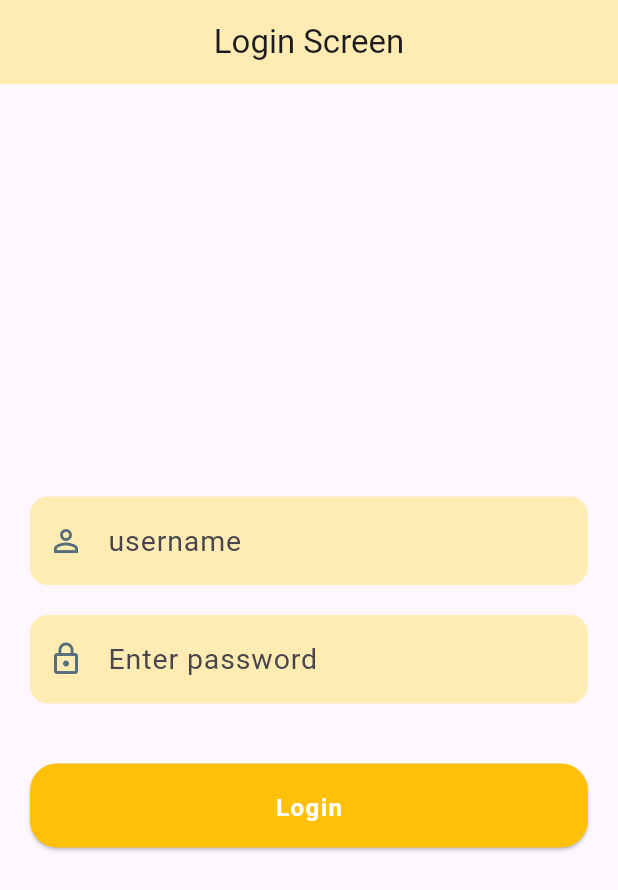
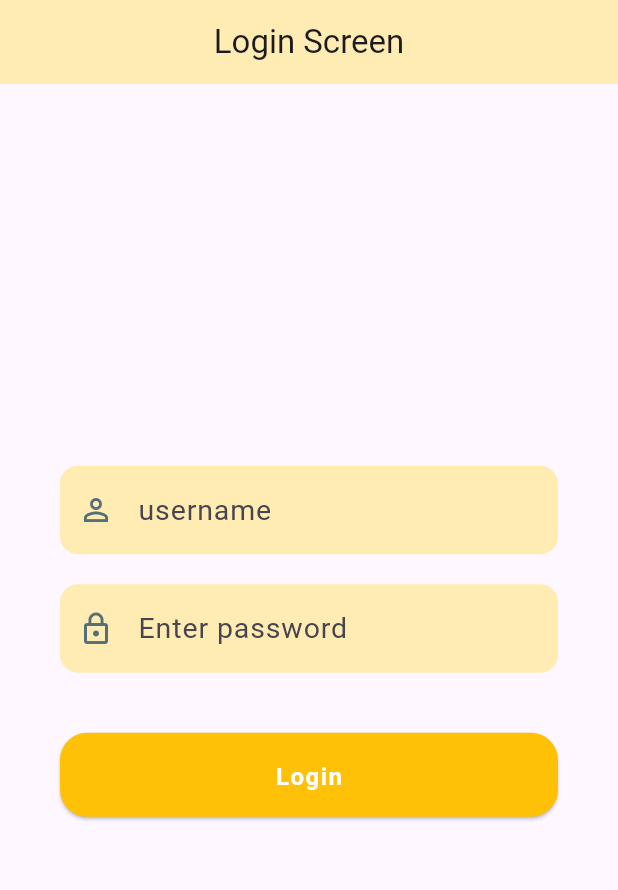
Before and after one commit to amaljoseph759/beegains, a Flutter app: the screen it shows after launch, on a phone screen of 412 x 824 dp. Shown: the top 890 px of the screen. Run offline on Flutter 3.47's test engine with Material 2 defaults, Android fonts, the phone set to English and light mode, and no system bars; our stand-ins replace get, get_storage.

Commit message:
implement one time login feature

```diff
--- a/beegains/lib/Controllers/enquiryController.dart
+++ b/beegains/lib/Controllers/enquiryController.dart
@@ -18,7 +18,7 @@ class EnquiryController extends GetxController {
     try {
       print("??????????????");
       Map<String, String> headers = {
-        'Authorization': 'Bearer 1232|dS1axISdWhS0ZkIX6td8gd8pC4LUE8zvEjGgfa0i',
+        'Authorization': 'Bearer $token',
       };
       final response = await http.get(
         Uri.parse(
@@ -41,6 +41,8 @@ class EnquiryController extends GetxController {
 
       Get.snackbar('${e.toString()}server error', 'error');
       print(e.toString());
+    } finally {
+      isLoading.value = false;
     }
   }
 
--- a/beegains/lib/Screens/loginpage.dart
+++ b/beegains/lib/Screens/loginpage.dart
@@ -21,11 +21,13 @@ class LoginScreen extends StatelessWidget {
         body: Obx(
           () => logincontroller.isLoading.isTrue
               ? Center(child: CircularProgressIndicator())
-              : Form(
+              : Center(
+                  child: Form(
                     key: _formKey,
                     child: Padding(
                       padding: const EdgeInsets.symmetric(
-                        vertical: 40, horizontal: 20),
+                          vertical: 40, horizontal: 40),
+                      child: SingleChildScrollView(
                         child: Column(
                           mainAxisAlignment: MainAxisAlignment.center,
                           children: [
@@ -63,8 +65,8 @@ class LoginScreen extends StatelessWidget {
                                         letterSpacing: 0.6,
                                         fontWeight: FontWeight.w400),
                                     counterText: '',
-                                contentPadding:
-                                    const EdgeInsets.fromLTRB(12, 15, 12, 15),
+                                    contentPadding: const EdgeInsets.fromLTRB(
+                                        12, 15, 12, 15),
                                   )),
                             ),
                             SizedBox(
@@ -104,8 +106,8 @@ class LoginScreen extends StatelessWidget {
                                         letterSpacing: 0.6,
                                         fontWeight: FontWeight.w400),
                                     counterText: '',
-                                contentPadding:
-                                    const EdgeInsets.fromLTRB(12, 15, 12, 15),
+                                    contentPadding: const EdgeInsets.fromLTRB(
+                                        12, 15, 12, 15),
                                   )),
                             ),
                             SizedBox(
@@ -125,8 +127,8 @@ class LoginScreen extends StatelessWidget {
                                   shape: RoundedRectangleBorder(
                                     borderRadius: BorderRadius.circular(18),
                                   ),
-                              padding:
-                                  const EdgeInsets.fromLTRB(18, 18, 18, 15)),
+                                  padding: const EdgeInsets.fromLTRB(
+                                      18, 18, 18, 15)),
                               child: const Row(
                                 mainAxisAlignment: MainAxisAlignment.center,
                                 children: [
@@ -139,7 +141,19 @@ class LoginScreen extends StatelessWidget {
                                 ],
                               ),
                             ),
+                            SizedBox(
+                              height: 20,
+                            ),
+                            logincontroller.apierror.isTrue
+                                ? Text(
+                                    "Invalid credentials",
+                                    style: TextStyle(
+                                        color: Colors.red, fontSize: 16),
+                                  )
+                                : Text('')
                           ],
+                        ),
+                      ),
                     ),
                   ),
                 ),
--- a/beegains/lib/main.dart
+++ b/beegains/lib/main.dart
@@ -6,11 +6,12 @@ import 'package:get_storage/get_storage.dart';
 
 void main() async {
   await GetStorage.init();
-  runApp(const MyApp());
+  runApp(MyApp());
 }
 
 class MyApp extends StatelessWidget {
-  const MyApp({super.key});
+  MyApp({super.key});
+  final box = GetStorage();
 
   // This widget is the root of your application.
   @override
@@ -21,7 +22,7 @@ class MyApp extends StatelessWidget {
         colorScheme: ColorScheme.fromSeed(seedColor: Colors.deepPurple),
         useMaterial3: true,
       ),
-      initialRoute: '/',
+      initialRoute: box.read('token') == null ? '/' : '/enq',
       getPages: Routes.routes,
       debugShowCheckedModeBanner: false,
     );
```
Also changed, not shown: beegains/lib/Controllers/loginController.dart (+12 -4 lines), beegains/lib/Screens/enquiry.dart (+65 -17 lines). Lines whose indentation alone changed are shown as unchanged.
